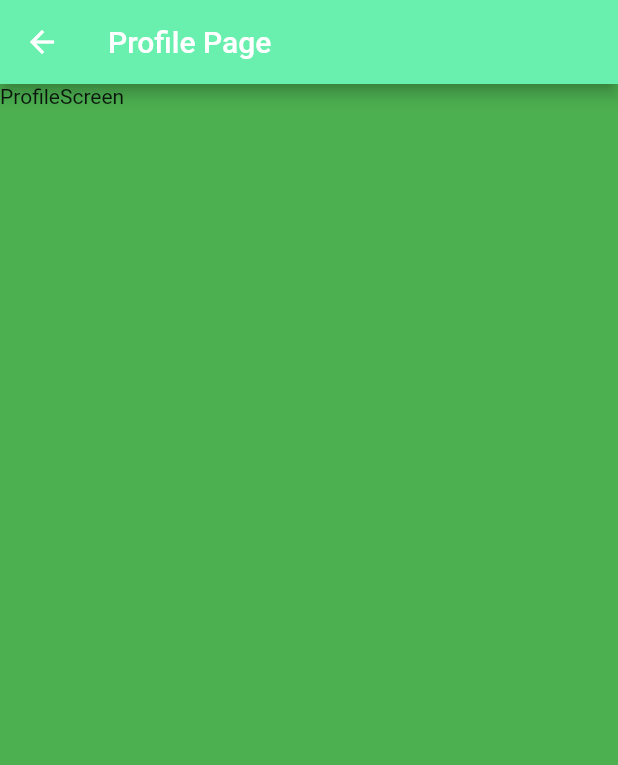
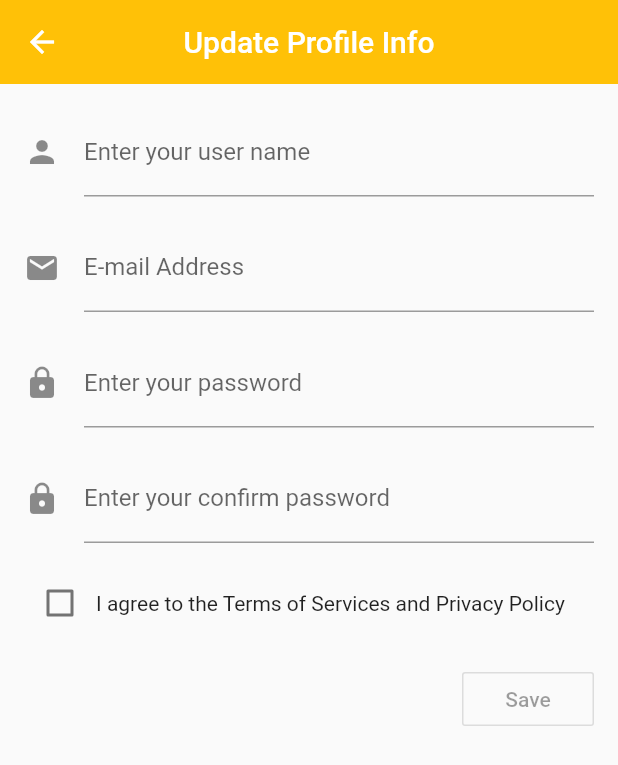
Before and after one commit to xmoooz/flutter_simple_app, a Flutter app: the screen it shows after launch, in the side drawer, after a tap on "Profile", on a phone screen of 412 x 824 dp. Shown: the top 765 px of the screen. Run offline on Flutter 3.47's test engine with Material 2 defaults, Android fonts, the phone set to English and light mode, and no system bars; our stand-ins replace animated_text_kit.

Commit message:
add splash screen and update profile

```diff
--- a/lib/main.dart
+++ b/lib/main.dart
@@ -1,7 +1,7 @@
 import 'package:flutter/material.dart';
 import 'package:logging/logging.dart';
 import 'package:flutter_simple_app/src/config/ApplicationConfig.dart';
-import 'package:flutter_simple_app/src/screen/HomeScreen.dart';
+import 'package:flutter_simple_app/src/screen/SplashScreen.dart';
 
 void main() => runApp(MyApp());
 
@@ -10,13 +10,12 @@ class MyApp extends StatelessWidget {
     _configureLogger();
   }
 
-  final appTitle = 'simple';
 
   @override
   Widget build(BuildContext context) {
     return MaterialApp(
-      title: appTitle,
-      home: HomeScreen(title: appTitle),
+
+      home: SplashScreen(),
     );
   }
 
--- a/lib/src/config/ApplicationConfig.dart
+++ b/lib/src/config/ApplicationConfig.dart
@@ -1,6 +1,6 @@
 
 class ApplicationConfig{
-
+  static final String appName = 'flutter simple app';
   static final bool isDebug = bool.fromEnvironment("dart.vm.product") == false;
 
 }
--- a/lib/src/screen/HomeScreen.dart
+++ b/lib/src/screen/HomeScreen.dart
@@ -1,17 +1,15 @@
 import 'package:flutter/material.dart';
 import 'package:flutter_simple_app/src/widget/MenuDrawerWidget.dart';
+import 'package:flutter_simple_app/src/config/ApplicationConfig.dart';
 
 class HomeScreen extends StatelessWidget {
-  final String title;
-
-  HomeScreen({Key key, this.title}) : super(key: key);
 
   @override
   Widget build(BuildContext context) {
     return Scaffold(
       appBar: AppBar(
         backgroundColor: Colors.amber,
-        title: Text(title),
+        title: Text(ApplicationConfig.appName),
         centerTitle: true,
       ),
       drawer: MenuDrawerWidget(),
--- a/lib/src/screen/ProfileScreen.dart
+++ b/lib/src/screen/ProfileScreen.dart
@@ -1,16 +1,22 @@
 import 'package:flutter/material.dart';
+import 'package:flutter_simple_app/src/widget/RegisterForm.dart';
 
 class ProfileScreen extends StatelessWidget {
   @override
   Widget build(BuildContext context) {
     return Scaffold(
-      appBar: AppBar(
-        title: Text("Profile Page"),
-        backgroundColor: Colors.greenAccent,
+        appBar: AppBar(
+          title: Text("Update Profile Info"),
+          backgroundColor: Colors.amber,
+          centerTitle: true,
+          elevation: 0.0,
+        ),
+        body: SingleChildScrollView(
+          child: Padding(
+            padding: EdgeInsets.fromLTRB(16.0, 16.0, 16.0, 8.0),
+            child: RegisterForm(),
+          ),
 
-      ),
-      backgroundColor: Colors.green,
-      body: Text('ProfileScreen'),
-    );
+        ));
   }
 }
--- /dev/null
+++ b/lib/src/screen/SplashScreen.dart
@@ -0,0 +1,67 @@
+import 'package:flutter/material.dart';
+import 'dart:async';
+import 'package:flutter_simple_app/src/screen/HomeScreen.dart';
+import 'package:flutter_simple_app/src/config/ApplicationConfig.dart';
+
+class SplashScreen extends StatefulWidget {
+
+
+  @override
+  _SplashScreenState createState() => _SplashScreenState();
+}
+
+class _SplashScreenState extends State<SplashScreen> {
+
+
+
+  @override
+  void initState() {
+    super.initState();
+    Timer(Duration(seconds: 6), () => Navigator.push(context,
+        MaterialPageRoute(builder: (context) => HomeScreen())));
+  }
+
+  @override
+  Widget build(BuildContext context) {
+    return Scaffold(
+      body: Stack(
+        fit: StackFit.expand,
+        children: <Widget>[
+          Container(
+            decoration: BoxDecoration(color: Colors.deepPurple),
+          ),
+          Column(
+            mainAxisAlignment: MainAxisAlignment.start,
+            children: <Widget>[
+              Expanded(
+                flex: 4,
+                child: Container(
+
+                  child: Column(
+                    mainAxisAlignment: MainAxisAlignment.center,
+                    children: <Widget>[
+                      FlutterLogo(
+                        size: 100.0,
+                      ),
+                      Padding(
+                        padding: EdgeInsets.only(top: 10.0),
+                      ),
+                      Text(
+                        ApplicationConfig.appName,
+                        style: TextStyle(
+                            color: Colors.white70,
+                            fontWeight: FontWeight.bold,
+                            fontSize: 24.0),
+                      )
+                    ],
+                  ),
+                ),
+              ),
+
+            ],
+          )
+        ],
+      ),
+    );
+  }
+}
--- a/lib/src/widget/MenuDrawerWidget.dart
+++ b/lib/src/widget/MenuDrawerWidget.dart
@@ -9,10 +9,16 @@ class MenuDrawerWidget extends StatelessWidget {
       child: ListView(
         padding: EdgeInsets.zero,
         children: <Widget>[
-          DrawerHeader(
-            child: Text('Menu'),
+          UserAccountsDrawerHeader(
             decoration: BoxDecoration(
-              color: Colors.red,
+              color: Colors.deepPurple,
+            ),
+            accountName: Text('username'),
+            accountEmail: Text('email'),
+            currentAccountPicture: CircleAvatar(
+              backgroundColor: Theme.of(context).platform == TargetPlatform.iOS
+              ? Colors.blue : Colors.deepPurpleAccent,
+              child: Text('P'),
             ),
           ),
           ListTile(
@@ -22,6 +28,7 @@ class MenuDrawerWidget extends StatelessWidget {
               Navigator.push(context,
                   MaterialPageRoute(builder: (context) => ProfileScreen()));
             },
+            leading: Icon(Icons.settings),
           ),
           ListTile(
             title: Text('About'),
@@ -30,6 +37,7 @@ class MenuDrawerWidget extends StatelessWidget {
               Navigator.push(context,
                   MaterialPageRoute(builder: (context) => AboutScreen()));
             },
+            leading: Icon(Icons.print),
           ),
         ],
       ),
--- /dev/null
+++ b/lib/src/widget/RegisterForm.dart
@@ -0,0 +1,116 @@
+import 'package:flutter/material.dart';
+
+class RegisterForm extends StatefulWidget {
+  const RegisterForm({Key key}) : super(key: key);
+
+  @override
+  _RegisterFormState createState() => _RegisterFormState();
+}
+
+class _RegisterFormState extends State<RegisterForm> {
+  final GlobalKey<FormState> _formKey = GlobalKey<FormState>();
+  bool _agreedToTOS = false;
+
+  @override
+  Widget build(BuildContext context) {
+    return Form(
+      key: _formKey,
+      child: Column(
+        crossAxisAlignment: CrossAxisAlignment.start,
+        children: <Widget>[
+          TextFormField(
+            decoration: const InputDecoration(
+              hintText: 'User Name',
+              labelText: 'Enter your user name',
+              icon: Icon(Icons.person),
+            ),
+            validator: (String value) {
+              if (value.trim().isEmpty) {
+                return 'User Name is required';
+              }
+            },
+          ),
+          const SizedBox(height: 18.0),
+          TextFormField(
+            decoration: const InputDecoration(
+                hintText: 'you@example.com',
+                labelText: 'E-mail Address',
+                icon: Icon(Icons.email)),
+            validator: (String value) {
+              if (value.trim().isEmpty) {
+                return 'E-mail Address is required';
+              }
+            },
+          ),
+          const SizedBox(height: 18.0),
+          TextFormField(
+            decoration: const InputDecoration(
+                hintText: 'Password',
+                labelText: 'Enter your password',
+                icon: Icon(Icons.lock)
+            ),
+            validator: (String value) {
+              if (value.trim().isEmpty) {
+                return 'Password is required';
+              }
+            },
+          ),
+          const SizedBox(height: 18.0),
+          TextFormField(
+            decoration: const InputDecoration(
+                hintText: 'Confirm Password',
+                labelText: 'Enter your confirm password',
+                icon: Icon(Icons.lock)
+            ),
+            validator: (String value) {
+              if (value.trim().isEmpty) {
+                return 'Confirm Password is required';
+              }
+            },
+          ),
+          Padding(
+            padding: const EdgeInsets.symmetric(vertical: 16.0),
+            child: Row(
+              children: <Widget>[
+                Checkbox(
+                  value: _agreedToTOS,
+                  onChanged: _setAgreedToTOS,
+                ),
+                GestureDetector(
+                  onTap: () => _setAgreedToTOS(!_agreedToTOS),
+                  child: const Text(
+                    'I agree to the Terms of Services and Privacy Policy',
+                  ),
+                ),
+              ],
+            ),
+          ),
+          Row(
+            children: <Widget>[
+              const Spacer(),
+              OutlineButton(
+                highlightedBorderColor: Colors.black,
+                onPressed: _submittable() ? _submit : null,
+                child: const Text('Save'),
+              ),
+            ],
+          ),
+        ],
+      ),
+    );
+  }
+
+  bool _submittable() {
+    return _agreedToTOS;
+  }
+
+  void _submit() {
+    _formKey.currentState.validate();
+  }
+
+  void _setAgreedToTOS(bool newValue) {
+    setState(() {
+      _agreedToTOS = newValue;
+    });
+  }
+}
--- a/pubspec.yaml
+++ b/pubspec.yaml
@@ -24,6 +24,7 @@ dependencies:
   # Use with the CupertinoIcons class for iOS style icons.
   cupertino_icons: ^0.1.2
   logging: ^0.11.3+2
+  animated_text_kit: ^1.3.0
 
 dev_dependencies:
   flutter_test:
```
Also changed, not shown: lib/src/screen/AboutScreen.dart (+41 -3 lines), pubspec.lock.
